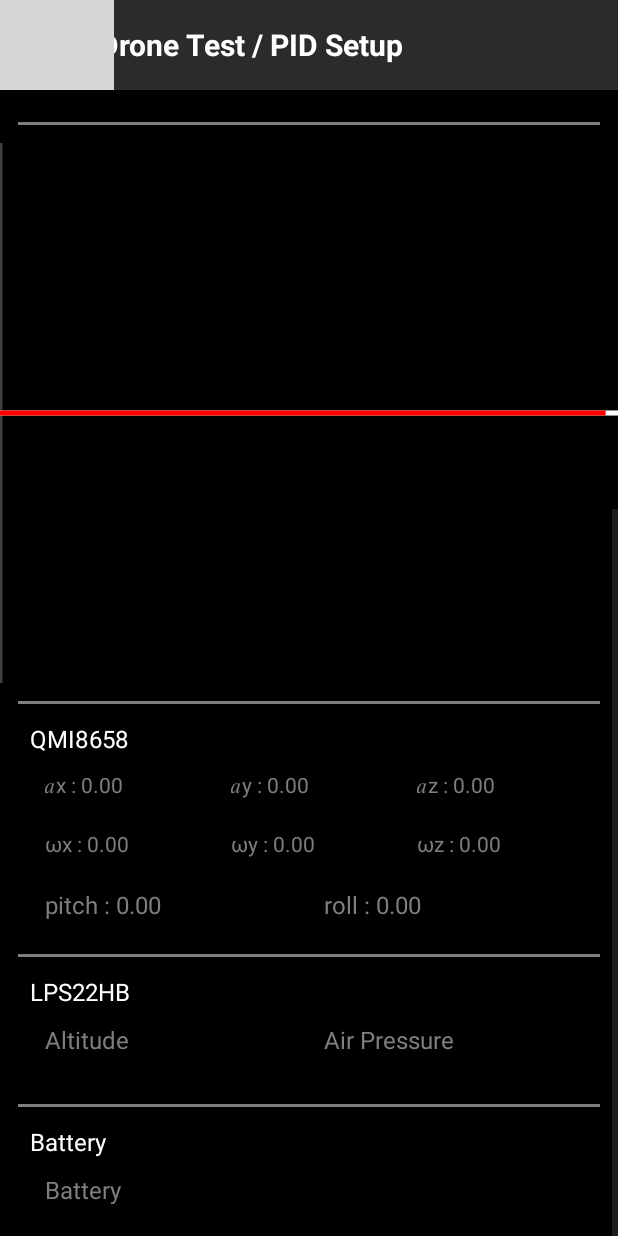
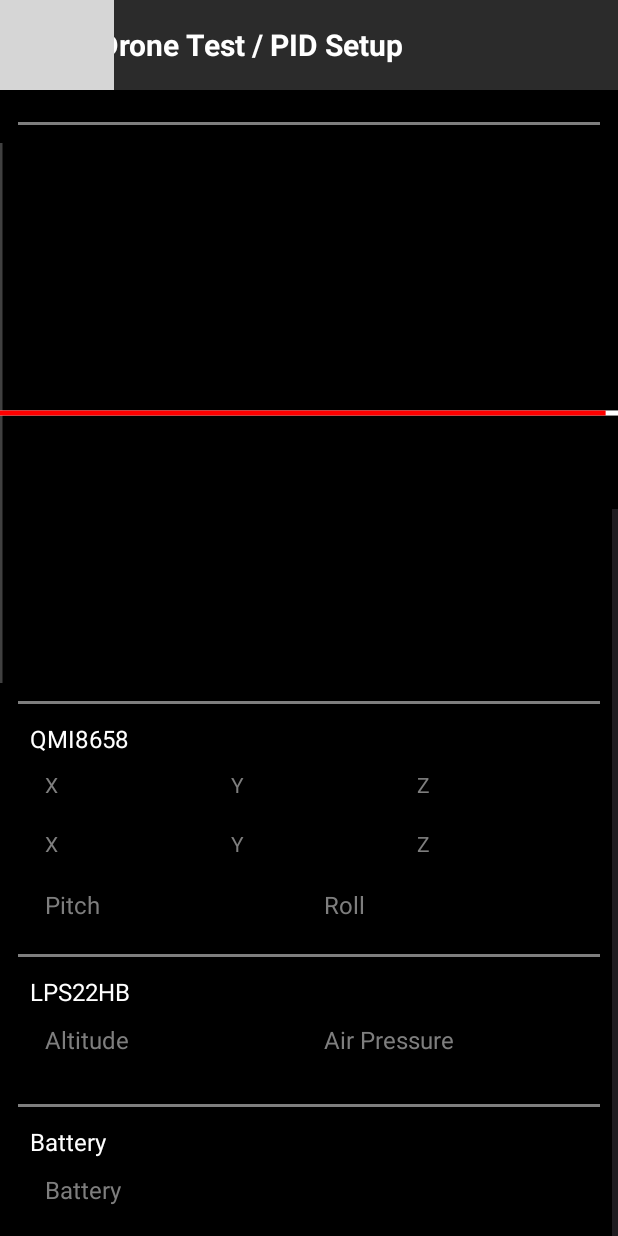
Before and after one commit to lbc0841/DroneController, an Android app: the DroneTestActivity screen opened directly, with no data from a screen before it, scrolled down 418 dp, on a phone screen of 412 x 824 dp. Run offline under Robolectric (Android 15) with nearby library versions, the phone set to English and light mode, and no system bars; 2 statements that could not run were skipped; grey boxes are pictures that could not be loaded.

Commit message:
fix: QMI8658 Chart display

```diff
--- a/app/src/main/java/com/ben/dronecontroller/activities/DroneTestActivity.java
+++ b/app/src/main/java/com/ben/dronecontroller/activities/DroneTestActivity.java
@@ -335,35 +335,10 @@ public class DroneTestActivity extends AppCompatActivity implements OnBleConnect
         // init angleView
         binding.angleView.updateValue(0, 0, 0, 0);
         binding.angleView.setMode(Constants.ChartDisplayMode.TARGET_ANGLE_CHART);
-        updateLayout();
 
         // init BluetoothService
         Intent gattServiceIntent = new Intent(this, BluetoothService.class);
         bindService(gattServiceIntent, serviceConnection, BIND_AUTO_CREATE);
-    }
-
-    private void updateLayout(){
-
-        this.runOnUiThread(new Runnable() {
-            @Override
-            public void run() {
-                // qmi8658
-                binding.ax.setText(String.format(Locale.getDefault(),"\uD835\uDC4Ex : %.2f", ax));
-                binding.ay.setText(String.format(Locale.getDefault(),"\uD835\uDC4Ey : %.2f", ay));
-                binding.az.setText(String.format(Locale.getDefault(),"\uD835\uDC4Ez : %.2f", az));
-
-                binding.gx.setText(String.format(Locale.getDefault(),"ωx : %.2f", gx));
-                binding.gy.setText(String.format(Locale.getDefault(),"ωy : %.2f", gy));
-                binding.gz.setText(String.format(Locale.getDefault(),"ωz : %.2f", gz));
-
-                binding.pitch.setText(String.format(Locale.getDefault(),"pitch : %.2f", pitch));
-                binding.roll.setText (String.format(Locale.getDefault(),"roll : %.2f",  roll));
-
-                binding.angleView.updateValue(targetPitch, targetRoll, pitch, roll);
-
-                uiHandler.postDelayed(this, 50);
-            }
-        });
     }
 
     // OnBleConnectionListener
@@ -399,7 +374,23 @@ public class DroneTestActivity extends AppCompatActivity implements OnBleConnect
                 pitch = (float) (data[14] + data[15]/100.0);
                 roll = (float) (data[16] + data[17]/100.0);
 
-                runOnUiThread(this::updateLayout);
+                this.runOnUiThread(new Runnable() {
+                    @Override
+                    public void run() {
+                        binding.ax.setText(String.format(Locale.getDefault(), "\uD835\uDC4Ex : %.2f", ax));
+                        binding.ay.setText(String.format(Locale.getDefault(), "\uD835\uDC4Ey : %.2f", ay));
+                        binding.az.setText(String.format(Locale.getDefault(), "\uD835\uDC4Ez : %.2f", az));
+
+                        binding.gx.setText(String.format(Locale.getDefault(), "ωx : %.2f", gx));
+                        binding.gy.setText(String.format(Locale.getDefault(), "ωy : %.2f", gy));
+                        binding.gz.setText(String.format(Locale.getDefault(), "ωz : %.2f", gz));
+
+                        binding.pitch.setText(String.format(Locale.getDefault(), "pitch : %.2f", pitch));
+                        binding.roll.setText(String.format(Locale.getDefault(), "roll : %.2f", roll));
+
+                        binding.angleView.updateValue(targetPitch, targetRoll, pitch, roll);
+                    }
+                });
             }
         }
     }
```
Also changed, not shown: 1 other file.
